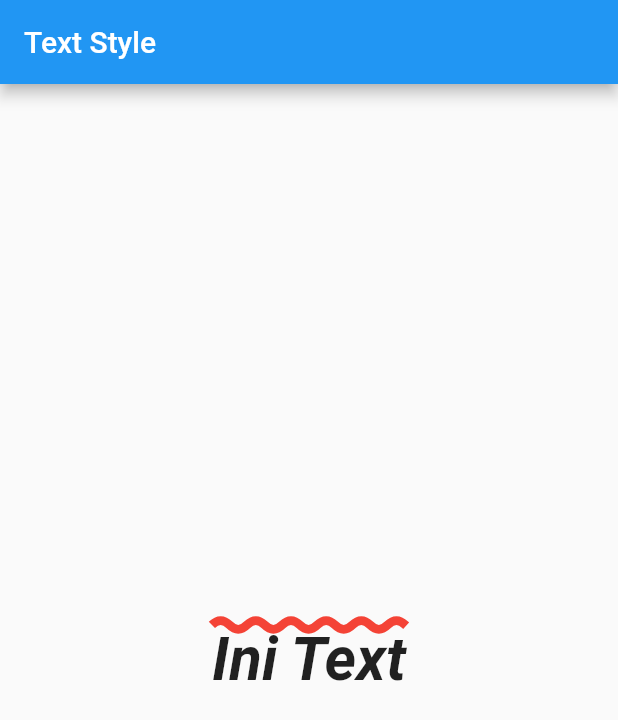
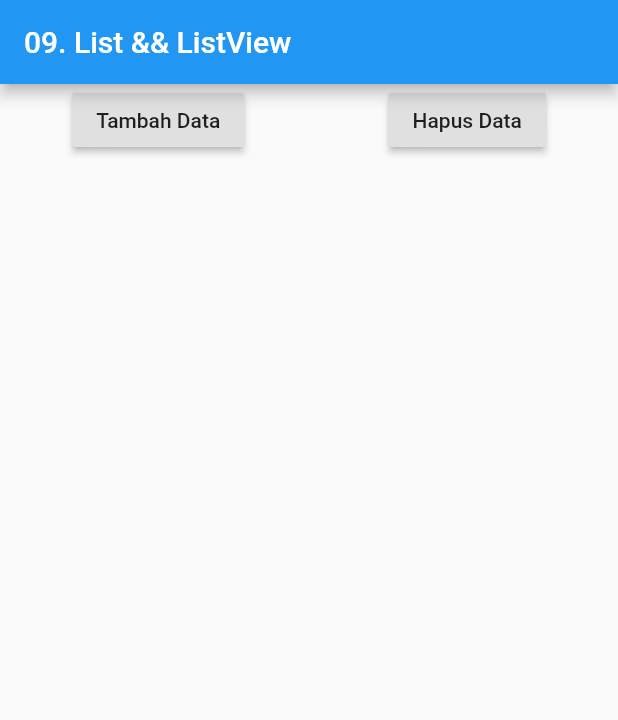
Before and after one commit to kanggara75/Belajar_Flutter, a Flutter app: the screen it shows after launch, on a phone screen of 412 x 824 dp. Shown: the top 720 px of the screen. Run offline on Flutter 3.47's test engine with Material 2 defaults, Android fonts, the phone set to English and light mode, and no system bars.

Commit message:
menyelesaikan 009. List && ListView

```diff
--- a/lib/main.dart
+++ b/lib/main.dart
@@ -8,24 +8,49 @@ class MyApp extends StatefulWidget {
 }
 
 class _MyAppState extends State<MyApp> {
+  List<Widget> data = [];
+  int counter = 1;
+
   @override
   Widget build(BuildContext context) {
     return MaterialApp(
       home: Scaffold(
-        appBar: AppBar(title: Text("Text Style")),
-        body: Center(
-          child: Text(
-            "Ini Text",
-            style: TextStyle(
-              fontStyle: FontStyle.italic,
-              fontWeight: FontWeight.bold,
-              fontSize: 40,
-              decoration: TextDecoration.overline,
-              decorationColor: Colors.red,
-              decorationThickness: 3,
-              decorationStyle: TextDecorationStyle.wavy,
+        appBar: AppBar(
+          title: Text("09. List && ListView"),
+        ),
+        body: ListView(
+          children: [
+            Row(
+              mainAxisAlignment: MainAxisAlignment.spaceAround,
+              children: [
+                RaisedButton(
+                  child: Text("Tambah Data"),
+                  onPressed: () {
+                    setState(() {
+                      data.add(Text(
+                        "Data Ke " + counter.toString(),
+                        style: TextStyle(fontSize: 50),
+                      ));
+                      counter++;
+                    });
+                  },
+                ),
+                RaisedButton(
+                  child: Text("Hapus Data"),
+                  onPressed: () {
+                    setState(() {
+                      data.removeLast();
+                      counter--;
+                    });
+                  },
+                ),
+              ],
             ),
-          ),
+            Column(
+              crossAxisAlignment: CrossAxisAlignment.start,
+              children: data,
+            ),
+          ],
         ),
       ),
     );
```
